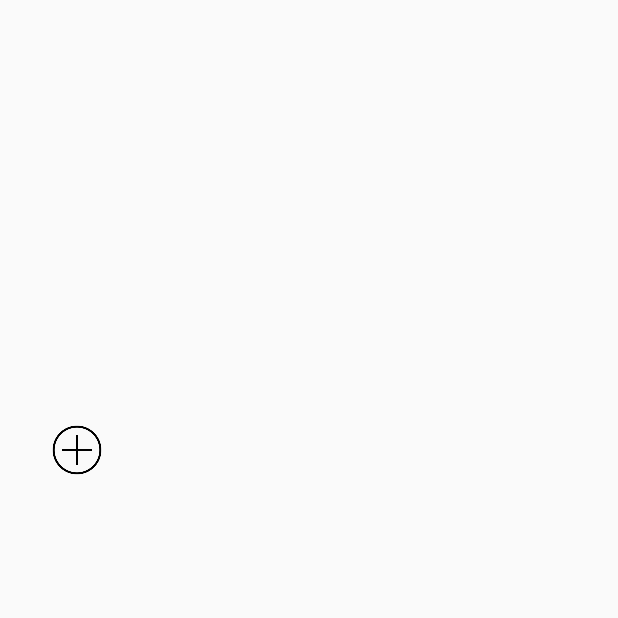
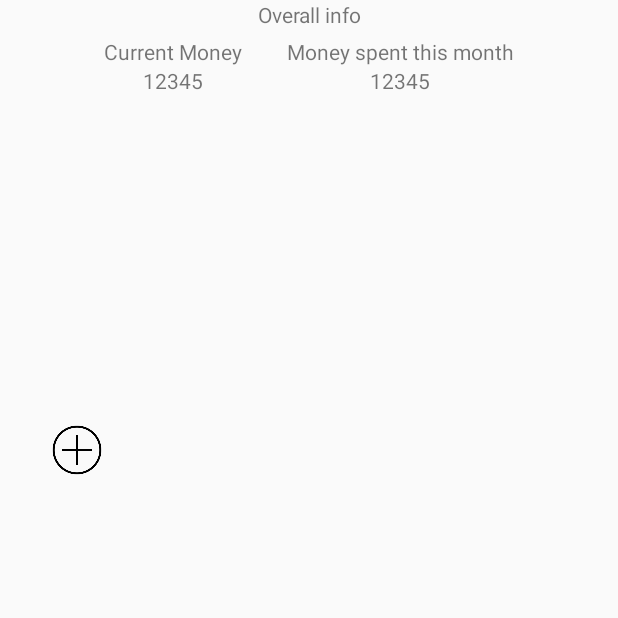
Before and after one commit to muroming/budgetapp, an Android app: the screen it shows after launch (MainActivity), on a phone screen of 412 x 824 dp, the top half of it. Before the commit the part shown is almost empty. Run offline under Robolectric (Android 15) with nearby library versions, the phone set to English and light mode, and no system bars.

Commit message:
Added icon delete + total info

```diff
--- a/app/build.gradle
+++ b/app/build.gradle
@@ -29,5 +29,6 @@ dependencies {
     compile 'com.android.support:recyclerview-v7:27.+'
     compile 'com.android.support.constraint:constraint-layout:1.0.2'
     compile 'com.google.code.gson:gson:2.8.2'
+    compile 'com.android.support:design:27.+'
     testCompile 'junit:junit:4.12'
 }
--- a/app/src/main/AndroidManifest.xml
+++ b/app/src/main/AndroidManifest.xml
@@ -16,8 +16,7 @@
                 <category android:name="android.intent.category.LAUNCHER"/>
             </intent-filter>
         </activity>
-        <activity android:name=".CreateIconActivity">
-        </activity>
+        <activity android:name=".CreateIconActivity"/>
     </application>
 
 </manifest>
--- a/app/src/main/java/Utils/Adapters/IconAdapter.java
+++ b/app/src/main/java/Utils/Adapters/IconAdapter.java
@@ -1,7 +1,10 @@
 package Utils.Adapters;
 
 import Utils.DataStructures.Icon;
+import Utils.DataStructures.IconDB;
 import android.content.Context;
+import android.os.Bundle;
+import android.support.design.widget.Snackbar;
 import android.support.v7.widget.RecyclerView;
 import android.view.LayoutInflater;
 import android.view.View;
@@ -14,10 +17,10 @@ import layout.IconsFragment;
 import java.util.List;
 
 public class IconAdapter extends RecyclerView.Adapter<IconAdapter.ViewHolder> {
-    List<Icon> data;
-    Context context;
-    LayoutInflater inflater;
-    IconsFragment fragment;
+    private List<Icon> data;
+    private Context context;
+    private LayoutInflater inflater;
+    private IconsFragment fragment;
 
     public IconAdapter(IconsFragment fragment) {
         context = fragment.getContext();
@@ -33,11 +36,41 @@ public class IconAdapter extends RecyclerView.Adapter<IconAdapter.ViewHolder> {
 
     @Override
     public void onBindViewHolder(ViewHolder holder, int position) {
-        Icon data = this.data.get(position);
+        final Icon data = this.data.get(position);
         holder.title.setText(data.getTitle());
         holder.cost.setText(data.getCost());
         holder.icon.setImageResource(data.getPicId());
-        holder.view.setOnClickListener(fragment.getListener(data.getState()));
+
+        Bundle b = new Bundle();
+        b.putInt("icon", data.getPicId());
+        b.putString("type", data.getState().toString());
+        b.putString("title", data.getTitle());
+        b.putString("cost", data.getCost());
+
+        holder.view.setOnClickListener(fragment.getListener(data.getState(), b));
+        if(data.getState() != Icon.STATE.ADD){
+            holder.view.setOnLongClickListener(new View.OnLongClickListener() {
+                @Override
+                public boolean onLongClick(View v) {
+                    IconDB.getDB().deleteIconById(data.getId());
+                    getAdapter().notifyDataSetChanged();
+                    Snackbar bar = Snackbar.make(v, "Deleted", Snackbar.LENGTH_LONG)
+                            .setAction("UNDO", new View.OnClickListener() {
+                                @Override
+                                public void onClick(View v) {
+                                    IconDB.getDB().restoreLastDeleted();
+                                    getAdapter().notifyDataSetChanged();
+                                }
+                            });
+                    bar.show();
+                    return true;
+                }
+            });
+        }
+    }
+
+    private IconAdapter getAdapter(){
+        return this;
     }
 
     @Override
--- /dev/null
+++ b/app/src/main/java/Utils/DataStructures/CreditCard.java
@@ -0,0 +1,4 @@
+package Utils.DataStructures;
+
+public class CreditCard {
+}
--- a/app/src/main/java/Utils/DataStructures/Icon.java
+++ b/app/src/main/java/Utils/DataStructures/Icon.java
@@ -1,22 +1,36 @@
 package Utils.DataStructures;
 
 import com.example.user.budgetapp.R;
+
+import java.util.UUID;
 
 public class Icon {
     public enum STATE {
         FOOD, CLOTHES, TRANSPORT, OTHER, ADD
     }
 
-    String title, cost;
-    STATE picId;
+    private String title, cost;
+    private STATE picId;
 
-    public Icon(String title, String cost, STATE picId) {
+    private UUID id;
+
+    Icon(String title, String cost, STATE picId) {
         this.title = title;
         this.cost = cost;
         this.picId = picId;
+        id = UUID.randomUUID();
+    }
+
+    public UUID getId() {
+        return id;
+    }
+
+    public void setId(UUID id) {
+        this.id = id;
     }
 
     public Icon() {
+        id = UUID.randomUUID();
     }
 
     public String getTitle() {
--- a/app/src/main/java/Utils/DataStructures/IconDB.java
+++ b/app/src/main/java/Utils/DataStructures/IconDB.java
@@ -1,19 +1,87 @@
 package Utils.DataStructures;
 
+import android.content.Context;
+import android.content.SharedPreferences;
+import com.example.user.budgetapp.R;
+import com.google.gson.Gson;
+import com.google.gson.reflect.TypeToken;
+
+import java.util.ArrayList;
 import java.util.List;
+import java.util.UUID;
 
 public class IconDB {
-    static List<Icon> icons;
+    private static IconDB iconDB;
 
-    public static List<Icon> getIcons() {
+    private IconDB(){}
+
+    public static IconDB getDB(){
+        if(iconDB == null){
+            iconDB = new IconDB();
+        }
+        return iconDB;
+    }
+
+    private List<Icon> icons;
+    private Context context;
+
+    private Icon lastDeleted;
+    private int indLastDeleted;
+
+    public List<Icon> getIcons() {
         return icons;
     }
 
-    public static void setIcons(List<Icon> icons) {
-        IconDB.icons = icons;
+    public void setContext(Context c){
+        context = c;
     }
 
-    public static void insertIcon(Icon icon) {
+    private void setIcons(List<Icon> icons) {
+        iconDB.icons = icons;
+    }
+
+    public void insertIcon(Icon icon) {
         icons.add(icons.size() - 1, icon);
+        saveIcons();
+    }
+
+    public void deleteIconById(UUID id){
+        for(Icon icon : icons){
+            if(icon.getId().equals(id)){
+                lastDeleted = icon;
+                indLastDeleted = icons.indexOf(icon);
+                icons.remove(icon);
+                break;
+            }
+        }
+        saveIcons();
+    }
+
+    public void loadIcons(){
+        SharedPreferences preferences = context.getSharedPreferences(context.getString(R.string.shared_preferences), Context.MODE_PRIVATE);
+        Gson gson = new Gson();
+        String json = preferences.getString("icons", "");
+        if(json.equals("")){
+            ArrayList<Icon> data = new ArrayList<>();
+            data.add(new Icon("","", Icon.STATE.ADD));
+            setIcons(data);
+        }else{
+            ArrayList<Icon> data = gson.fromJson(json, new TypeToken<ArrayList<Icon>>(){}.getType());
+            setIcons(data);
+        }
+    }
+
+    public void saveIcons(){
+        SharedPreferences preferences = context.getSharedPreferences(context.getString(R.string.shared_preferences), Context.MODE_PRIVATE);
+        SharedPreferences.Editor editor = preferences.edit();
+        Gson gson = new Gson();
+        String json = gson.toJson(getIcons());
+        editor.putString("icons", json);
+        editor.apply();
+    }
+
+    public void restoreLastDeleted(){
+        icons.add(indLastDeleted, lastDeleted);
+        saveIcons();
     }
 }
--- a/app/src/main/java/com/example/user/budgetapp/MainActivity.java
+++ b/app/src/main/java/com/example/user/budgetapp/MainActivity.java
@@ -5,6 +5,7 @@ import android.support.v4.app.Fragment;
 import android.support.v4.app.FragmentActivity;
 import android.support.v4.app.FragmentManager;
 import layout.IconsFragment;
+import layout.TotalInfoFragment;
 
 public class MainActivity extends FragmentActivity {
 
@@ -21,5 +22,13 @@ public class MainActivity extends FragmentActivity {
                     .add(R.id.icon_container, fragment)
                     .commit();
         }
+
+        fragment = fm.findFragmentById(R.id.total_info_container);
+        if(fragment == null){
+            fragment = new TotalInfoFragment();
+            fm.beginTransaction()
+                    .add(R.id.total_info_container, fragment)
+                    .commit();
+        }
     }
 }
--- a/app/src/main/java/layout/IconsFragment.java
+++ b/app/src/main/java/layout/IconsFragment.java
@@ -4,9 +4,7 @@ package layout;
 import Utils.Adapters.IconAdapter;
 import Utils.DataStructures.Icon;
 import Utils.DataStructures.IconDB;
-import android.content.Context;
 import android.content.Intent;
-import android.content.SharedPreferences;
 import android.os.Bundle;
 import android.support.v4.app.Fragment;
 import android.support.v7.widget.GridLayoutManager;
@@ -14,14 +12,9 @@ import android.support.v7.widget.RecyclerView;
 import android.view.LayoutInflater;
 import android.view.View;
 import android.view.ViewGroup;
-import android.widget.TextView;
-import android.widget.Toast;
 import com.example.user.budgetapp.CreateIconActivity;
 import com.example.user.budgetapp.R;
-import com.google.gson.Gson;
-import com.google.gson.reflect.TypeToken;
 
-import java.util.ArrayList;
 
 /**
  * A simple {@link Fragment} subclass.
@@ -29,15 +22,16 @@ import java.util.ArrayList;
 public class IconsFragment extends Fragment {
 
     public static final int CREATE_ICON = 1;
+    public static final String SHOW_INFO = "InfoDialog";
 
-    RecyclerView recyclerView;
-    IconAdapter adapter;
+    private RecyclerView recyclerView;
+    private IconAdapter adapter;
 
     public IconsFragment() {
         // Required empty public constructor
     }
 
-    public View.OnClickListener getListener(Icon.STATE state){
+    public View.OnClickListener getListener(Icon.STATE state, final Bundle bundle){
         if(state == Icon.STATE.ADD){
             return new View.OnClickListener() {
                 @Override
@@ -50,7 +44,9 @@ public class IconsFragment extends Fragment {
             return new View.OnClickListener() {
                 @Override
                 public void onClick(View v) {
-                    Toast.makeText(getContext(), "Clicked!", Toast.LENGTH_SHORT).show();
+                    IconInfo info = new IconInfo();
+                    info.setArguments(bundle);
+                    info.show(getFragmentManager(), SHOW_INFO);
                 }
             };
         }
@@ -58,10 +54,14 @@ public class IconsFragment extends Fragment {
 
     @Override
     public void onActivityResult(int requestCode, int resultCode, Intent data) {
-        if (requestCode == CREATE_ICON && resultCode == 0) {
-            adapter.setData(IconDB.getIcons());
-            adapter.notifyDataSetChanged();
+        if ((requestCode == CREATE_ICON) && resultCode == 0) {
+            updateUI();
         }
+    }
+
+    void updateUI(){
+        adapter.setData(IconDB.getDB().getIcons());
+        adapter.notifyDataSetChanged();
     }
 
     @Override
@@ -78,31 +78,23 @@ public class IconsFragment extends Fragment {
         return v;
     }
 
+    @Override
+    public void onResume() {
+        super.onResume();
+        updateUI();
+    }
+
     private void init_adapter() {
         adapter = new IconAdapter(this);
-        SharedPreferences preferences = getContext().getSharedPreferences(getString(R.string.shared_preferences), Context.MODE_PRIVATE);
-        Gson gson = new Gson();
-        String json = preferences.getString("icons", "");
-        if(json.equals("")){
-            ArrayList<Icon> data = new ArrayList<>();
-            data.add(new Icon("","", Icon.STATE.ADD));
-            IconDB.setIcons(data);
-        }else{
-            ArrayList<Icon> data = gson.fromJson(json, new TypeToken<ArrayList<Icon>>(){}.getType());
-            IconDB.setIcons(data);
-        }
-        adapter.setData(IconDB.getIcons());
+        IconDB.getDB().setContext(getContext());
+        IconDB.getDB().loadIcons();
+        adapter.setData(IconDB.getDB().getIcons());
         adapter.notifyDataSetChanged();
     }
 
     @Override
     public void onPause() {
         super.onPause();
-        SharedPreferences preferences = getContext().getSharedPreferences(getString(R.string.shared_preferences), Context.MODE_PRIVATE);
-        SharedPreferences.Editor editor = preferences.edit();
-        Gson gson = new Gson();
-        String json = gson.toJson(IconDB.getIcons());
-        editor.putString("icons", json);
-        editor.apply();
+        IconDB.getDB().saveIcons();
     }
 }
--- /dev/null
+++ b/app/src/main/java/layout/TotalInfoFragment.java
@@ -0,0 +1,30 @@
+package layout;
+
+
+import android.os.Bundle;
+import android.support.v4.app.Fragment;
+import android.view.LayoutInflater;
+import android.view.View;
+import android.view.ViewGroup;
+
+import com.example.user.budgetapp.R;
+
+/**
+ * A simple {@link Fragment} subclass.
+ */
+public class TotalInfoFragment extends Fragment {
+
+
+    public TotalInfoFragment() {
+        // Required empty public constructor
+    }
+
+
+    @Override
+    public View onCreateView(LayoutInflater inflater, ViewGroup container,
+                             Bundle savedInstanceState) {
+        // Inflate the layout for this fragment
+        return inflater.inflate(R.layout.fragment_total_info, container, false);
+    }
+
+}
--- /dev/null
+++ b/app/src/main/res/layout/activity_show_icon.xml
@@ -0,0 +1,6 @@
+<?xml version="1.0" encoding="utf-8"?>
+<android.support.v4.view.ViewPager
+        android:layout_width="match_parent"
+        android:layout_height="match_parent"
+        android:id="@+id/show_icon_container"
+        xmlns:android="http://schemas.android.com/apk/res/android"/>
--- a/app/src/main/res/layout/fragment_create_icon.xml
+++ b/app/src/main/res/layout/fragment_create_icon.xml
@@ -68,7 +68,7 @@
             android:layout_width="match_parent"
             android:layout_height="wrap_content"
             android:id="@+id/create_icon_selected"
-            android:text="TYPE"
+            android:text="@string/purpose_null"
             android:textSize="40sp"
             android:textStyle="bold"
             android:textAlignment="center"/>
--- /dev/null
+++ b/app/src/main/res/layout/fragment_total_info.xml
@@ -0,0 +1,30 @@
+<RelativeLayout
+        android:layout_height="wrap_content"
+        android:layout_width="match_parent"
+        android:gravity="center_horizontal"
+        android:orientation="vertical"
+        xmlns:android="http://schemas.android.com/apk/res/android">
+    <TextView
+            android:layout_width="match_parent"
+            android:layout_height="wrap_content"
+            android:id="@+id/total_info_title"
+            android:gravity="center_horizontal"
+            android:text="Overall info"/>
+
+    <LinearLayout
+            android:layout_marginTop="5dp"
+            android:layout_below="@+id/total_info_title"
+            android:layout_centerInParent="true"
+            android:layout_width="wrap_content" android:layout_height="wrap_content" android:orientation="horizontal">
+
+        <LinearLayout android:orientation="vertical" android:layout_width="wrap_content" android:layout_height="wrap_content">
+            <TextView android:layout_width="wrap_content" android:layout_height="wrap_content" android:text="Current Money"/>
+            <TextView android:layout_gravity="center_horizontal" android:layout_width="wrap_content" android:layout_height="wrap_content" android:text="12345"/>
+        </LinearLayout>
+
+        <LinearLayout android:layout_marginLeft="30dp" android:orientation="vertical" android:layout_width="wrap_content" android:layout_height="wrap_content">
+            <TextView android:layout_width="wrap_content" android:layout_height="wrap_content" android:text="Money spent this month"/>
+            <TextView android:layout_gravity="center_horizontal" android:layout_width="wrap_content" android:layout_height="wrap_content" android:text="12345"/>
+        </LinearLayout>
+    </LinearLayout>
+</RelativeLayout>
```
Also changed, not shown: app/src/main/java/layout/CreateIconFragment.java (+19 -11 lines), app/src/main/java/layout/IconInfo.java (added, +38 -0 lines), app/src/main/res/layout/icon_info_layout.xml (added, +42 -0 lines), app/src/main/res/values/strings.xml (+6 -2 lines).
